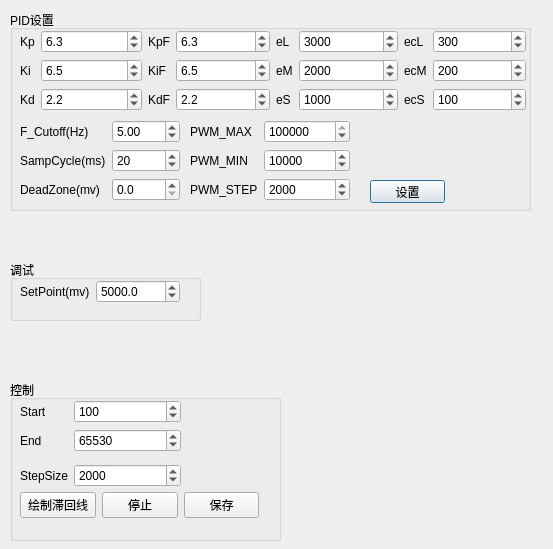
This is PythonControler/src/UIControlProf.ui in erisir/MFC_STM32F373 as Qt 5 draws it before an edit. The edited form follows.
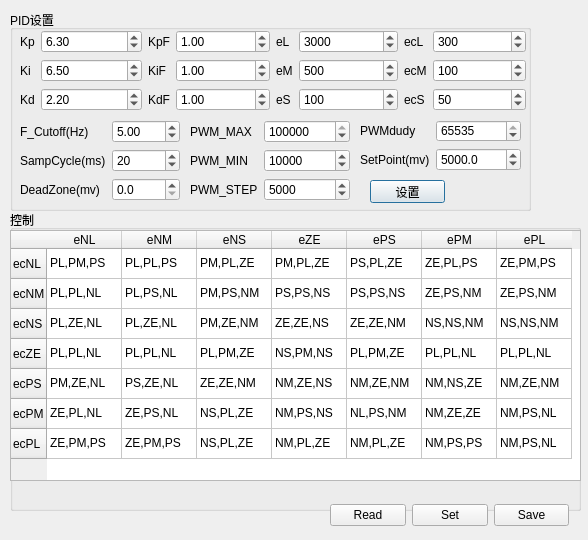
This is the edited form.

Commit message: Fuzzy pid ok

```diff
--- a/PythonControler/src/UIControlProf.ui
+++ b/PythonControler/src/UIControlProf.ui
@@ -6,8 +6,8 @@
    <rect>
     <x>0</x>
     <y>0</y>
-    <width>553</width>
-    <height>549</height>
+    <width>588</width>
+    <height>540</height>
    </rect>
   </property>
   <property name="windowTitle">
@@ -70,7 +70,7 @@
           <bool>false</bool>
          </property>
          <property name="decimals">
-          <number>1</number>
+          <number>2</number>
          </property>
          <property name="maximum">
           <double>65535.000000000000000</double>
@@ -96,7 +96,7 @@
           <bool>false</bool>
          </property>
          <property name="decimals">
-          <number>1</number>
+          <number>2</number>
          </property>
          <property name="maximum">
           <double>65535.000000000000000</double>
@@ -118,7 +118,7 @@
           <bool>false</bool>
          </property>
          <property name="decimals">
-          <number>1</number>
+          <number>2</number>
          </property>
          <property name="maximum">
           <double>65535.000000000000000</double>
@@ -155,7 +155,7 @@
           <bool>false</bool>
          </property>
          <property name="decimals">
-          <number>1</number>
+          <number>2</number>
          </property>
          <property name="maximum">
           <double>65535.000000000000000</double>
@@ -164,7 +164,7 @@
           <double>0.100000000000000</double>
          </property>
          <property name="value">
-          <double>6.500000000000000</double>
+          <double>1.000000000000000</double>
          </property>
         </widget>
        </item>
@@ -181,7 +181,7 @@
           <bool>false</bool>
          </property>
          <property name="decimals">
-          <number>1</number>
+          <number>2</number>
          </property>
          <property name="maximum">
           <double>65535.000000000000000</double>
@@ -190,7 +190,7 @@
           <double>0.100000000000000</double>
          </property>
          <property name="value">
-          <double>2.200000000000000</double>
+          <double>1.000000000000000</double>
          </property>
         </widget>
        </item>
@@ -200,7 +200,7 @@
           <bool>false</bool>
          </property>
          <property name="decimals">
-          <number>1</number>
+          <number>2</number>
          </property>
          <property name="maximum">
           <double>65535.000000000000000</double>
@@ -209,7 +209,7 @@
           <double>0.100000000000000</double>
          </property>
          <property name="value">
-          <double>6.300000000000000</double>
+          <double>1.000000000000000</double>
          </property>
         </widget>
        </item>
@@ -262,10 +262,10 @@
           <double>65535.000000000000000</double>
          </property>
          <property name="singleStep">
-          <double>1000.000000000000000</double>
+          <double>100.000000000000000</double>
          </property>
          <property name="value">
-          <double>2000.000000000000000</double>
+          <double>500.000000000000000</double>
          </property>
         </widget>
        </item>
@@ -288,10 +288,10 @@
           <double>65535.000000000000000</double>
          </property>
          <property name="singleStep">
-          <double>1000.000000000000000</double>
+          <double>50.000000000000000</double>
          </property>
          <property name="value">
-          <double>1000.000000000000000</double>
+          <double>100.000000000000000</double>
          </property>
         </widget>
        </item>
@@ -318,7 +318,7 @@
           <double>65535.000000000000000</double>
          </property>
          <property name="value">
-          <double>200.000000000000000</double>
+          <double>100.000000000000000</double>
          </property>
         </widget>
        </item>
@@ -366,7 +366,7 @@
           <double>1.000000000000000</double>
          </property>
          <property name="value">
-          <double>100.000000000000000</double>
+          <double>50.000000000000000</double>
          </property>
         </widget>
        </item>
@@ -564,96 +564,19 @@
         <double>99999.000000000000000</double>
        </property>
        <property name="value">
-        <double>2000.000000000000000</double>
-       </property>
-      </widget>
-     </item>
-    </layout>
-   </widget>
-  </widget>
-  <widget class="QGroupBox" name="groupBox_4">
-   <property name="geometry">
-    <rect>
-     <x>10</x>
-     <y>260</y>
-     <width>191</width>
-     <height>61</height>
-    </rect>
-   </property>
-   <property name="title">
-    <string>调试</string>
-   </property>
-   <widget class="QPushButton" name="SetRuningParam">
-    <property name="geometry">
-     <rect>
-      <x>440</x>
-      <y>120</y>
-      <width>75</width>
-      <height>23</height>
-     </rect>
-    </property>
-    <property name="text">
-     <string>设置</string>
-    </property>
-   </widget>
-   <widget class="QWidget" name="formLayoutWidget_4">
-    <property name="geometry">
-     <rect>
-      <x>10</x>
-      <y>20</y>
-      <width>160</width>
-      <height>31</height>
-     </rect>
-    </property>
-    <layout class="QFormLayout" name="formLayout_4">
-     <item row="0" column="0">
-      <widget class="QLabel" name="label_5">
-       <property name="text">
-        <string>SetPoint(mv)</string>
-       </property>
-      </widget>
-     </item>
-     <item row="0" column="1">
-      <widget class="QDoubleSpinBox" name="PID_SetPoint">
-       <property name="keyboardTracking">
-        <bool>false</bool>
-       </property>
-       <property name="decimals">
-        <number>1</number>
-       </property>
-       <property name="maximum">
-        <double>6000.000000000000000</double>
-       </property>
-       <property name="singleStep">
-        <double>2000.000000000000000</double>
-       </property>
-       <property name="value">
         <double>5000.000000000000000</double>
        </property>
       </widget>
      </item>
     </layout>
    </widget>
-  </widget>
-  <widget class="QGroupBox" name="groupBox_5">
-   <property name="geometry">
-    <rect>
-     <x>10</x>
-     <y>380</y>
-     <width>271</width>
-     <height>161</height>
-    </rect>
-   </property>
-   <property name="title">
-    <string>控制</string>
-   </property>
    <widget class="QWidget" name="formLayoutWidget_5">
     <property name="geometry">
      <rect>
-      <x>10</x>
-      <y>20</y>
+      <x>350</x>
+      <y>110</y>
       <width>161</width>
-      <height>94</height>
+      <height>51</height>
      </rect>
     </property>
     <layout class="QFormLayout" name="formLayout_5">
@@ -661,36 +584,13 @@
       <enum>QFormLayout::AllNonFixedFieldsGrow</enum>
      </property>
      <item row="0" column="0">
-      <widget class="QLabel" name="label_13">
-       <property name="text">
-        <string>Start</string>
-       </property>
-      </widget>
-     </item>
-     <item row="0" column="1">
-      <widget class="QDoubleSpinBox" name="BackForward_Start">
-       <property name="keyboardTracking">
-        <bool>false</bool>
-       </property>
-       <property name="decimals">
-        <number>0</number>
-       </property>
-       <property name="maximum">
-        <double>65535.000000000000000</double>
-       </property>
-       <property name="value">
-        <double>100.000000000000000</double>
-       </property>
-      </widget>
-     </item>
-     <item row="1" column="0">
       <widget class="QLabel" name="label_12">
        <property name="text">
-        <string>End</string>
+        <string>PWMdudy</string>
        </property>
       </widget>
      </item>
-     <item row="1" column="1">
+     <item row="0" column="1">
       <widget class="QDoubleSpinBox" name="BackForward_End">
        <property name="keyboardTracking">
         <bool>false</bool>
@@ -702,87 +602,422 @@
         <double>65535.000000000000000</double>
        </property>
        <property name="value">
-        <double>65530.000000000000000</double>
+        <double>65535.000000000000000</double>
        </property>
       </widget>
      </item>
-     <item row="3" column="0">
-      <widget class="QLabel" name="label_14">
+     <item row="1" column="0">
+      <widget class="QLabel" name="label_5">
        <property name="text">
-        <string>StepSize</string>
+        <string>SetPoint(mv)</string>
        </property>
       </widget>
      </item>
-     <item row="3" column="1">
-      <widget class="QDoubleSpinBox" name="BackForward_StepSize">
+     <item row="1" column="1">
+      <widget class="QDoubleSpinBox" name="PID_SetPoint">
        <property name="keyboardTracking">
         <bool>false</bool>
        </property>
        <property name="decimals">
-        <number>0</number>
-       </property>
-       <property name="minimum">
-        <double>10.000000000000000</double>
+        <number>1</number>
        </property>
        <property name="maximum">
-        <double>65535.000000000000000</double>
+        <double>6000.000000000000000</double>
        </property>
        <property name="singleStep">
-        <double>500.000000000000000</double>
-       </property>
-       <property name="value">
         <double>2000.000000000000000</double>
        </property>
+       <property name="value">
+        <double>5000.000000000000000</double>
+       </property>
       </widget>
      </item>
-     <item row="2" column="1">
-      <layout class="QFormLayout" name="formLayout_2"/>
-     </item>
     </layout>
    </widget>
-   <widget class="QWidget" name="horizontalLayoutWidget">
+  </widget>
+  <widget class="QGroupBox" name="groupBox_5">
+   <property name="geometry">
+    <rect>
+     <x>10</x>
+     <y>210</y>
+     <width>571</width>
+     <height>301</height>
+    </rect>
+   </property>
+   <property name="title">
+    <string>控制</string>
+   </property>
+   <widget class="QTableWidget" name="FuzzyMap">
     <property name="geometry">
      <rect>
-      <x>10</x>
-      <y>110</y>
-      <width>239</width>
-      <height>31</height>
+      <x>0</x>
+      <y>20</y>
+      <width>571</width>
+      <height>251</height>
      </rect>
     </property>
-    <layout class="QHBoxLayout" name="horizontalLayout">
-     <item>
-      <widget class="QPushButton" name="getVoltageVsPWMCurse">
-       <property name="focusPolicy">
-        <enum>Qt::NoFocus</enum>
-       </property>
-       <property name="text">
-        <string>绘制滞回线</string>
-       </property>
-      </widget>
-     </item>
-     <item>
-      <widget class="QPushButton" name="StopVoltageVsPWMCurse">
-       <property name="focusPolicy">
-        <enum>Qt::NoFocus</enum>
-       </property>
-       <property name="text">
-        <string>停止</string>
-       </property>
-      </widget>
-     </item>
-     <item>
-      <widget class="QPushButton" name="savePVFDtoMCU">
-       <property name="focusPolicy">
-        <enum>Qt::NoFocus</enum>
-       </property>
-       <property name="text">
-        <string>保存</string>
-       </property>
-      </widget>
-     </item>
-    </layout>
+    <attribute name="horizontalHeaderDefaultSectionSize">
+     <number>75</number>
+    </attribute>
+    <row>
+     <property name="text">
+      <string>ecNL</string>
+     </property>
+    </row>
+    <row>
+     <property name="text">
+      <string>ecNM</string>
+     </property>
+    </row>
+    <row>
+     <property name="text">
+      <string>ecNS</string>
+     </property>
+    </row>
+    <row>
+     <property name="text">
+      <string>ecZE</string>
+     </property>
+    </row>
+    <row>
+     <property name="text">
+      <string>ecPS</string>
+     </property>
+    </row>
+    <row>
+     <property name="text">
+      <string>ecPM</string>
+     </property>
+    </row>
+    <row>
+     <property name="text">
+      <string>ecPL</string>
+     </property>
+    </row>
+    <column>
+     <property name="text">
+      <string>eNL</string>
+     </property>
+    </column>
+    <column>
+     <property name="text">
+      <string>eNM</string>
+     </property>
+    </column>
+    <column>
+     <property name="text">
+      <string>eNS</string>
+     </property>
+    </column>
+    <column>
+     <property name="text">
+      <string>eZE</string>
+     </property>
+    </column>
+    <column>
+     <property name="text">
+      <string>ePS</string>
+     </property>
+    </column>
+    <column>
+     <property name="text">
+      <string>ePM</string>
+     </property>
+    </column>
+    <column>
+     <property name="text">
+      <string>ePL</string>
+     </property>
+    </column>
+    <item row="0" column="0">
+     <property name="text">
+      <string>PL,PM,PS</string>
+     </property>
+    </item>
+    <item row="0" column="1">
+     <property name="text">
+      <string>PL,PL,PS</string>
+     </property>
+    </item>
+    <item row="0" column="2">
+     <property name="text">
+      <string>PM,PL,ZE</string>
+     </property>
+    </item>
+    <item row="0" column="3">
+     <property name="text">
+      <string>PM,PL,ZE</string>
+     </property>
+    </item>
+    <item row="0" column="4">
+     <property name="text">
+      <string>PS,PL,ZE</string>
+     </property>
+    </item>
+    <item row="0" column="5">
+     <property name="text">
+      <string>ZE,PL,PS</string>
+     </property>
+    </item>
+    <item row="0" column="6">
+     <property name="text">
+      <string>ZE,PM,PS</string>
+     </property>
+    </item>
+    <item row="1" column="0">
+     <property name="text">
+      <string>PL,PL,NL</string>
+     </property>
+    </item>
+    <item row="1" column="1">
+     <property name="text">
+      <string>PL,PS,NL</string>
+     </property>
+    </item>
+    <item row="1" column="2">
+     <property name="text">
+      <string>PM,PS,NM</string>
+     </property>
+    </item>
+    <item row="1" column="3">
+     <property name="text">
+      <string>PS,PS,NS</string>
+     </property>
+    </item>
+    <item row="1" column="4">
+     <property name="text">
+      <string>PS,PS,NS</string>
+     </property>
+    </item>
+    <item row="1" column="5">
+     <property name="text">
+      <string>ZE,PS,NM</string>
+     </property>
+    </item>
+    <item row="1" column="6">
+     <property name="text">
+      <string>ZE,PS,NM</string>
+     </property>
+    </item>
+    <item row="2" column="0">
+     <property name="text">
+      <string>PL,ZE,NL</string>
+     </property>
+    </item>
+    <item row="2" column="1">
+     <property name="text">
+      <string>PL,ZE,NL</string>
+     </property>
+    </item>
+    <item row="2" column="2">
+     <property name="text">
+      <string>PM,ZE,NM</string>
+     </property>
+    </item>
+    <item row="2" column="3">
+     <property name="text">
+      <string>ZE,ZE,NS </string>
+     </property>
+    </item>
+    <item row="2" column="4">
+     <property name="text">
+      <string>ZE,ZE,NM</string>
+     </property>
+    </item>
+    <item row="2" column="5">
+     <property name="text">
+      <string>NS,NS,NM</string>
+     </property>
+    </item>
+    <item row="2" column="6">
+     <property name="text">
+      <string>NS,NS,NM</string>
+     </property>
+    </item>
+    <item row="3" column="0">
+     <property name="text">
+      <string>PL,PL,NL</string>
+     </property>
+    </item>
+    <item row="3" column="1">
+     <property name="text">
+      <string>PL,PL,NL </string>
+     </property>
+    </item>
+    <item row="3" column="2">
+     <property name="text">
+      <string>PL,PM,ZE</string>
+     </property>
+    </item>
+    <item row="3" column="3">
+     <property name="text">
+      <string>NS,PM,NS</string>
+     </property>
+    </item>
+    <item row="3" column="4">
+     <property name="text">
+      <string>PL,PM,ZE</string>
+     </property>
+    </item>
+    <item row="3" column="5">
+     <property name="text">
+      <string>PL,PL,NL</string>
+     </property>
+    </item>
+    <item row="3" column="6">
+     <property name="text">
+      <string>PL,PL,NL</string>
+     </property>
+    </item>
+    <item row="4" column="0">
+     <property name="text">
+      <string>PM,ZE,NL</string>
+     </property>
+    </item>
+    <item row="4" column="1">
+     <property name="text">
+      <string>PS,ZE,NL</string>
+     </property>
+    </item>
+    <item row="4" column="2">
+     <property name="text">
+      <string>ZE,ZE,NM</string>
+     </property>
+    </item>
+    <item row="4" column="3">
+     <property name="text">
+      <string>NM,ZE,NS</string>
+     </property>
+    </item>
+    <item row="4" column="4">
+     <property name="text">
+      <string>NM,ZE,NM</string>
+     </property>
+    </item>
+    <item row="4" column="5">
+     <property name="text">
+      <string>NM,NS,ZE</string>
+     </property>
+    </item>
+    <item row="4" column="6">
+     <property name="text">
+      <string>NM,ZE,NM</string>
+     </property>
+    </item>
+    <item row="5" column="0">
+     <property name="text">
+      <string>ZE,PL,NL</string>
+     </property>
+    </item>
+    <item row="5" column="1">
+     <property name="text">
+      <string>ZE,PS,NL</string>
+     </property>
+    </item>
+    <item row="5" column="2">
+     <property name="text">
+      <string>NS,PL,ZE</string>
+     </property>
+    </item>
+    <item row="5" column="3">
+     <property name="text">
+      <string>NM,PS,NS</string>
+     </property>
+    </item>
+    <item row="5" column="4">
+     <property name="text">
+      <string>NL,PS,NM </string>
+     </property>
+    </item>
+    <item row="5" column="5">
+     <property name="text">
+      <string>NM,ZE,ZE</string>
+     </property>
+    </item>
+    <item row="5" column="6">
+     <property name="text">
+      <string>NM,PS,NL</string>
+     </property>
+    </item>
+    <item row="6" column="0">
+     <property name="text">
+      <string>ZE,PM,PS</string>
+     </property>
+    </item>
+    <item row="6" column="1">
+     <property name="text">
+      <string>ZE,PM,PS</string>
+     </property>
+    </item>
+    <item row="6" column="2">
+     <property name="text">
+      <string>NS,PL,ZE</string>
+     </property>
+    </item>
+    <item row="6" column="3">
+     <property name="text">
+      <string>NM,PL,ZE</string>
+     </property>
+    </item>
+    <item row="6" column="4">
+     <property name="text">
+      <string>NM,PL,ZE</string>
+     </property>
+    </item>
+    <item row="6" column="5">
+     <property name="text">
+      <string>NM,PS,PS</string>
+     </property>
+    </item>
+    <item row="6" column="6">
+     <property name="text">
+      <string>NM,PS,NL</string>
+     </property>
+    </item>
    </widget>
   </widget>
+  <widget class="QWidget" name="horizontalLayoutWidget">
+   <property name="geometry">
+    <rect>
+     <x>330</x>
+     <y>500</y>
+     <width>239</width>
+     <height>31</height>
+    </rect>
+   </property>
+   <layout class="QHBoxLayout" name="horizontalLayout">
+    <item>
+     <widget class="QPushButton" name="FuzzyRead">
+      <property name="focusPolicy">
+       <enum>Qt::NoFocus</enum>
+      </property>
+      <property name="text">
+       <string>Read</string>
+      </property>
+     </widget>
+    </item>
+    <item>
+     <widget class="QPushButton" name="FuzzySet">
+      <property name="focusPolicy">
+       <enum>Qt::NoFocus</enum>
+      </property>
+      <property name="text">
+       <string>Set</string>
+      </property>
+     </widget>
+    </item>
+    <item>
+     <widget class="QPushButton" name="FuzzySave">
+      <property name="focusPolicy">
+       <enum>Qt::NoFocus</enum>
+      </property>
+      <property name="text">
+       <string>Save</string>
+      </property>
+     </widget>
+    </item>
+   </layout>
+  </widget>
  </widget>
  <resources/>
  <connections/>
```
The commit also changes 33 other files.
